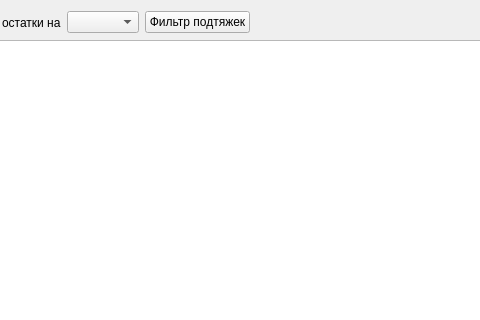
Above: formfixpodt.ui from Sergeyego/wire_pr before the change; both pictures show x 101 to 581 and y 0 to 320 of the 965 by 690 pixel window. Below: the same form after it.
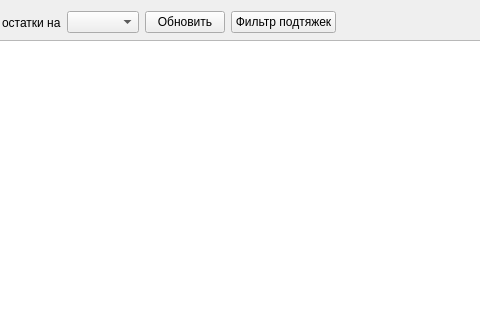
That is the form after the change. Custom widgets are drawn as their Qt base class.

Patch:
```diff
--- a/formfixpodt.ui
+++ b/formfixpodt.ui
@@ -26,6 +26,13 @@
      <item>
       <widget class="QComboBox" name="comboBoxDat"/>
      </item>
+     <item>
+      <widget class="QPushButton" name="pushButtonUpd">
+       <property name="text">
+        <string>Обновить</string>
+       </property>
+      </widget>
+     </item>
      <item>
       <widget class="QPushButton" name="pushButtonFlt">
        <property name="text">
```
